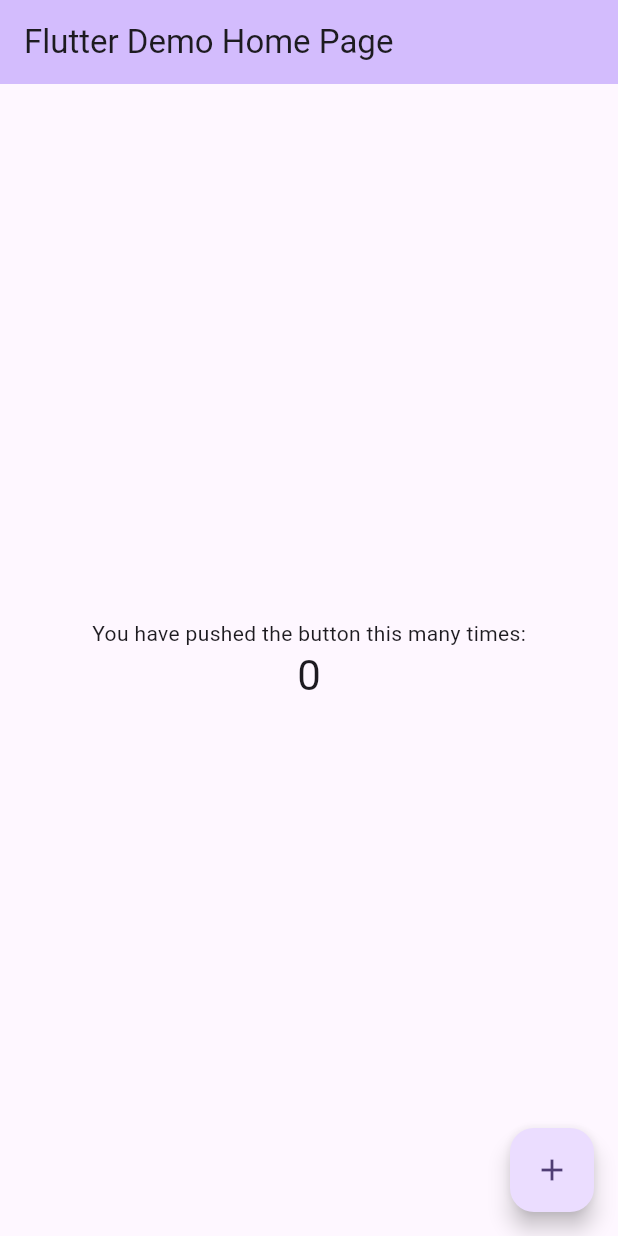
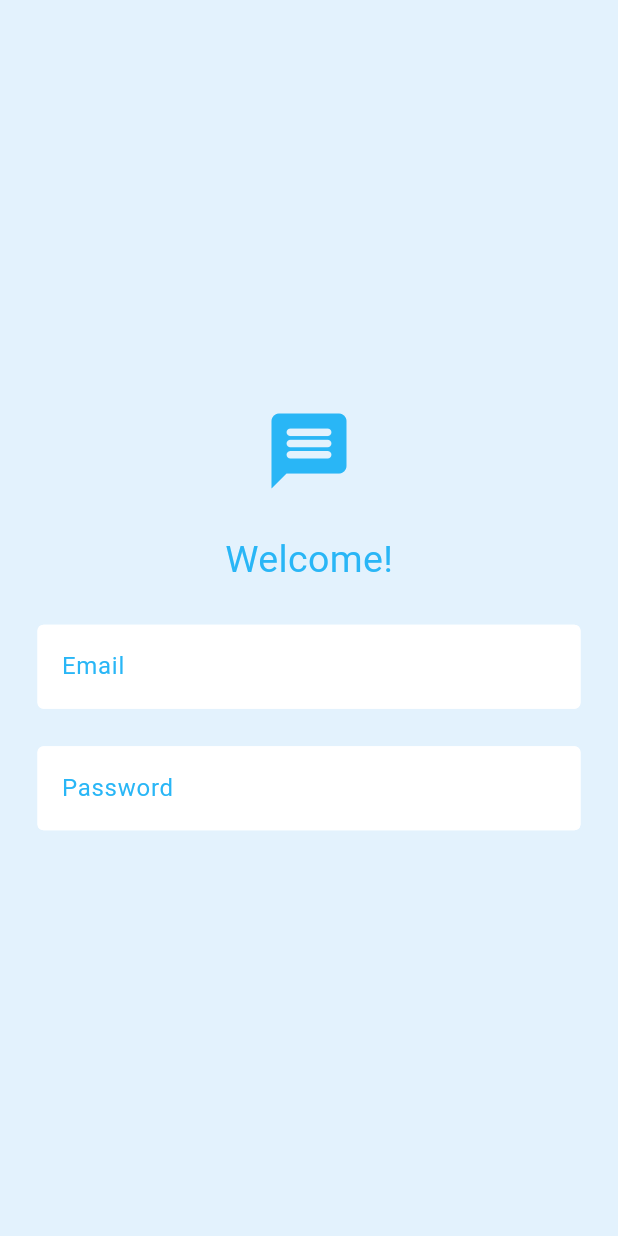
Before and after one commit to Jeann1809/PolyChat, a Flutter app: the screen it shows after launch, on a phone screen of 412 x 824 dp. Run offline on Flutter 3.47's test engine with Material 3 defaults, Android fonts, the phone set to English and light mode, and no system bars.

Commit message:
Light Theme and Home Page

```diff
--- /dev/null
+++ b/polychat/lib/components/textfield.dart
@@ -0,0 +1,36 @@
+import 'package:flutter/material.dart';
+
+class CustomTextField extends StatelessWidget {
+  final String hintText;
+  final bool obscureText;
+
+  const CustomTextField({
+    super.key,
+    required this.hintText,
+    required this.obscureText,
+  });
+
+  @override
+  Widget build(BuildContext context) {
+    return Padding(
+      padding: const EdgeInsets.symmetric(horizontal: 25),
+      child: TextField(
+        obscureText: obscureText,
+        decoration: InputDecoration(
+          enabledBorder: OutlineInputBorder(
+            borderSide:
+                BorderSide(color: Theme.of(context).colorScheme.tertiary),
+          ),
+          focusedBorder: OutlineInputBorder(
+            borderSide:
+                BorderSide(color: Theme.of(context).colorScheme.primary),
+          ),
+          fillColor: Theme.of(context).colorScheme.tertiary,
+          filled: true,
+          hintText: hintText,
+          hintStyle: TextStyle(color: Theme.of(context).colorScheme.primary),
+        ),
+      ),
+    );
+  }
+}
--- a/polychat/lib/main.dart
+++ b/polychat/lib/main.dart
@@ -1,4 +1,6 @@
 import 'package:flutter/material.dart';
+import 'package:polychat/themes/light_mode.dart';
+import 'pages/login_page.dart';
 
 void main() {
   runApp(const MyApp());
@@ -11,115 +13,9 @@ class MyApp extends StatelessWidget {
   @override
   Widget build(BuildContext context) {
     return MaterialApp(
-      title: 'Flutter Demo',
-      theme: ThemeData(
-        // This is the theme of your application.
-        //
-        // TRY THIS: Try running your application with "flutter run". You'll see
-        // the application has a purple toolbar. Then, without quitting the app,
-        // try changing the seedColor in the colorScheme below to Colors.green
-        // and then invoke "hot reload" (save your changes or press the "hot
-        // reload" button in a Flutter-supported IDE, or press "r" if you used
-        // the command line to start the app).
-        //
-        // Notice that the counter didn't reset back to zero; the application
-        // state is not lost during the reload. To reset the state, use hot
-        // restart instead.
-        //
-        // This works for code too, not just values: Most code changes can be
-        // tested with just a hot reload.
-        colorScheme: ColorScheme.fromSeed(seedColor: Colors.deepPurple),
-        useMaterial3: true,
-      ),
-      home: const MyHomePage(title: 'Flutter Demo Home Page'),
+      debugShowCheckedModeBanner: false,
+      home: LoginPage(),
+      theme: lightMode,
     );
   }
 }
-
-class MyHomePage extends StatefulWidget {
-  const MyHomePage({super.key, required this.title});
-
-  // This widget is the home page of your application. It is stateful, meaning
-  // that it has a State object (defined below) that contains fields that affect
-  // how it looks.
-
-  // This class is the configuration for the state. It holds the values (in this
-  // case the title) provided by the parent (in this case the App widget) and
-  // used by the build method of the State. Fields in a Widget subclass are
-  // always marked "final".
-
-  final String title;
-
-  @override
-  State<MyHomePage> createState() => _MyHomePageState();
-}
-
-class _MyHomePageState extends State<MyHomePage> {
-  int _counter = 0;
-
-  void _incrementCounter() {
-    setState(() {
-      // This call to setState tells the Flutter framework that something has
-      // changed in this State, which causes it to rerun the build method below
-      // so that the display can reflect the updated values. If we changed
-      // _counter without calling setState(), then the build method would not be
-      // called again, and so nothing would appear to happen.
-      _counter++;
-    });
-  }
-
-  @override
-  Widget build(BuildContext context) {
-    // This method is rerun every time setState is called, for instance as done
-    // by the _incrementCounter method above.
-    //
-    // The Flutter framework has been optimized to make rerunning build methods
-    // fast, so that you can just rebuild anything that needs updating rather
-    // than having to individually change instances of widgets.
-    return Scaffold(
-      appBar: AppBar(
-        // TRY THIS: Try changing the color here to a specific color (to
-        // Colors.amber, perhaps?) and trigger a hot reload to see the AppBar
-        // change color while the other colors stay the same.
-        backgroundColor: Theme.of(context).colorScheme.inversePrimary,
-        // Here we take the value from the MyHomePage object that was created by
-        // the App.build method, and use it to set our appbar title.
-        title: Text(widget.title),
-      ),
-      body: Center(
-        // Center is a layout widget. It takes a single child and positions it
-        // in the middle of the parent.
-        child: Column(
-          // Column is also a layout widget. It takes a list of children and
-          // arranges them vertically. By default, it sizes itself to fit its
-          // children horizontally, and tries to be as tall as its parent.
-          //
-          // Column has various properties to control how it sizes itself and
-          // how it positions its children. Here we use mainAxisAlignment to
-          // center the children vertically; the main axis here is the vertical
-          // axis because Columns are vertical (the cross axis would be
-          // horizontal).
-          //
-          // TRY THIS: Invoke "debug painting" (choose the "Toggle Debug Paint"
-          // action in the IDE, or press "p" in the console), to see the
-          // wireframe for each widget.
-          mainAxisAlignment: MainAxisAlignment.center,
-          children: <Widget>[
-            const Text(
-              'You have pushed the button this many times:',
-            ),
-            Text(
-              '$_counter',
-              style: Theme.of(context).textTheme.headlineMedium,
-            ),
-          ],
-        ),
-      ),
-      floatingActionButton: FloatingActionButton(
-        onPressed: _incrementCounter,
-        tooltip: 'Increment',
-        child: const Icon(Icons.add),
-      ), // This trailing comma makes auto-formatting nicer for build methods.
-    );
-  }
-}
--- /dev/null
+++ b/polychat/lib/pages/login_page.dart
@@ -0,0 +1,57 @@
+import 'package:flutter/material.dart';
+import 'package:polychat/components/textfield.dart';
+
+class LoginPage extends StatelessWidget {
+  const LoginPage({super.key});
+
+  @override
+  Widget build(BuildContext context) {
+    return Scaffold(
+      backgroundColor: Theme.of(context).colorScheme.surface,
+      body: Center(
+        child: Column(
+          mainAxisAlignment: MainAxisAlignment.center,
+          children: [
+            //logo
+            Icon(
+              Icons.message_rounded,
+              size: 60,
+              color: Theme.of(context).colorScheme.primary,
+            ),
+
+            const SizedBox(height: 25),
+
+            //welcome back message
+            Text(
+              "Welcome!",
+              style: TextStyle(
+                color: Theme.of(context).colorScheme.primary,
+                fontSize: 25,
+              ),
+            ),
+
+            const SizedBox(height: 25),
+
+            //email textfield
+            CustomTextField(
+              obscureText: false,
+              hintText: "Email",
+            ),
+
+            const SizedBox(height: 25),
+
+            //password textfield
+            CustomTextField(
+              obscureText: true,
+              hintText: "Password",
+            ),
+
+            //login button
+
+            //register
+          ],
+        ),
+      ),
+    );
+  }
+}
--- /dev/null
+++ b/polychat/lib/themes/light_mode.dart
@@ -0,0 +1,12 @@
+import 'package:flutter/material.dart';
+
+ThemeData lightMode = ThemeData(
+  colorScheme: ColorScheme.light(
+    surface: Colors.blue.shade50, // Very light blue for surfaces
+    primary: Colors.lightBlue.shade400, // Lighter blue for primary
+    secondary: Colors.cyan.shade300, // Soft cyan for secondary
+    tertiary: Colors.white, // White for tertiary elements
+    inversePrimary:
+        Colors.lightBlue.shade900, // Dark blue for inverse primary text
+  ),
+);
```
